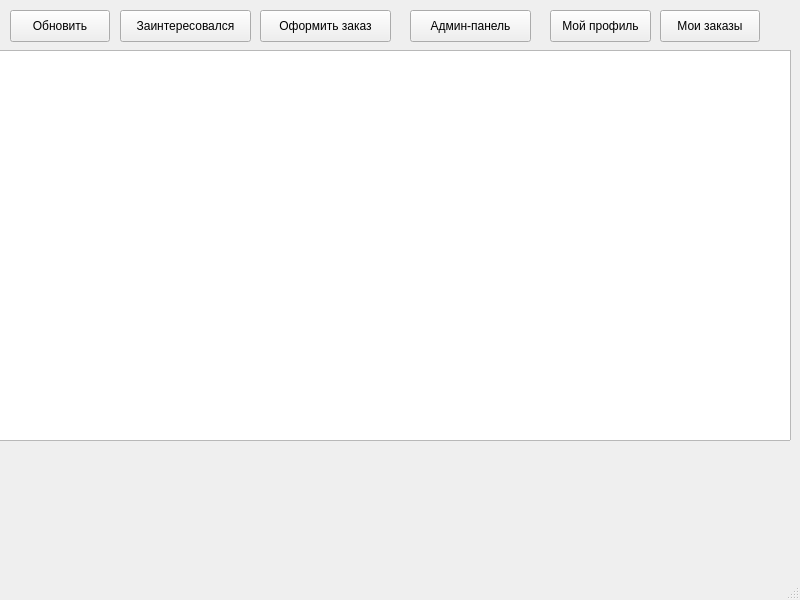
Old version of the form app/TourismApp/mainwindow.ui in the repository NousNous111/tourism_app.
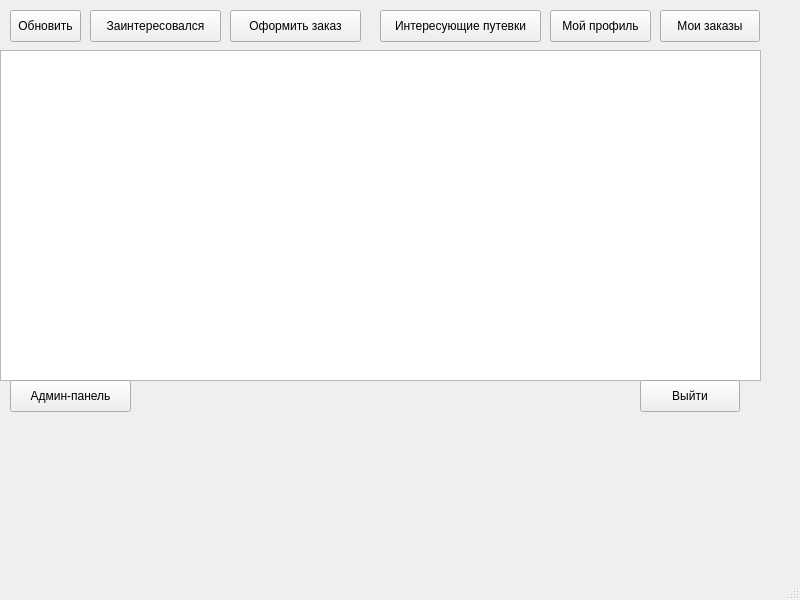
New version of the form.

Commit message: Add interested packages window

What changed in the file:
```diff
--- a/app/TourismApp/mainwindow.ui
+++ b/app/TourismApp/mainwindow.ui
@@ -17,10 +17,10 @@
    <widget class="QTableView" name="packagesTableView">
     <property name="geometry">
      <rect>
-      <x>-10</x>
+      <x>0</x>
       <y>50</y>
-      <width>801</width>
-      <height>391</height>
+      <width>761</width>
+      <height>331</height>
      </rect>
     </property>
    </widget>
@@ -29,7 +29,7 @@
      <rect>
       <x>10</x>
       <y>10</y>
-      <width>100</width>
+      <width>71</width>
       <height>32</height>
      </rect>
     </property>
@@ -40,7 +40,7 @@
    <widget class="QPushButton" name="interestButton">
     <property name="geometry">
      <rect>
-      <x>120</x>
+      <x>90</x>
       <y>10</y>
       <width>131</width>
       <height>32</height>
@@ -53,7 +53,7 @@
    <widget class="QPushButton" name="orderButton">
     <property name="geometry">
      <rect>
-      <x>260</x>
+      <x>230</x>
       <y>10</y>
       <width>131</width>
       <height>32</height>
@@ -92,8 +92,8 @@
    <widget class="QPushButton" name="adminButton">
     <property name="geometry">
      <rect>
-      <x>410</x>
-      <y>10</y>
+      <x>10</x>
+      <y>380</y>
       <width>121</width>
       <height>32</height>
      </rect>
@@ -102,6 +102,32 @@
      <string>Админ-панель</string>
     </property>
    </widget>
+   <widget class="QPushButton" name="logoutButton">
+    <property name="geometry">
+     <rect>
+      <x>640</x>
+      <y>380</y>
+      <width>100</width>
+      <height>32</height>
+     </rect>
+    </property>
+    <property name="text">
+     <string>Выйти</string>
+    </property>
+   </widget>
+   <widget class="QPushButton" name="interestedButton">
+    <property name="geometry">
+     <rect>
+      <x>380</x>
+      <y>10</y>
+      <width>161</width>
+      <height>32</height>
+     </rect>
+    </property>
+    <property name="text">
+     <string>Интересующие путевки</string>
+    </property>
+   </widget>
   </widget>
   <widget class="QMenuBar" name="menubar">
    <property name="geometry">
```
The commit also changes 7 other files.
